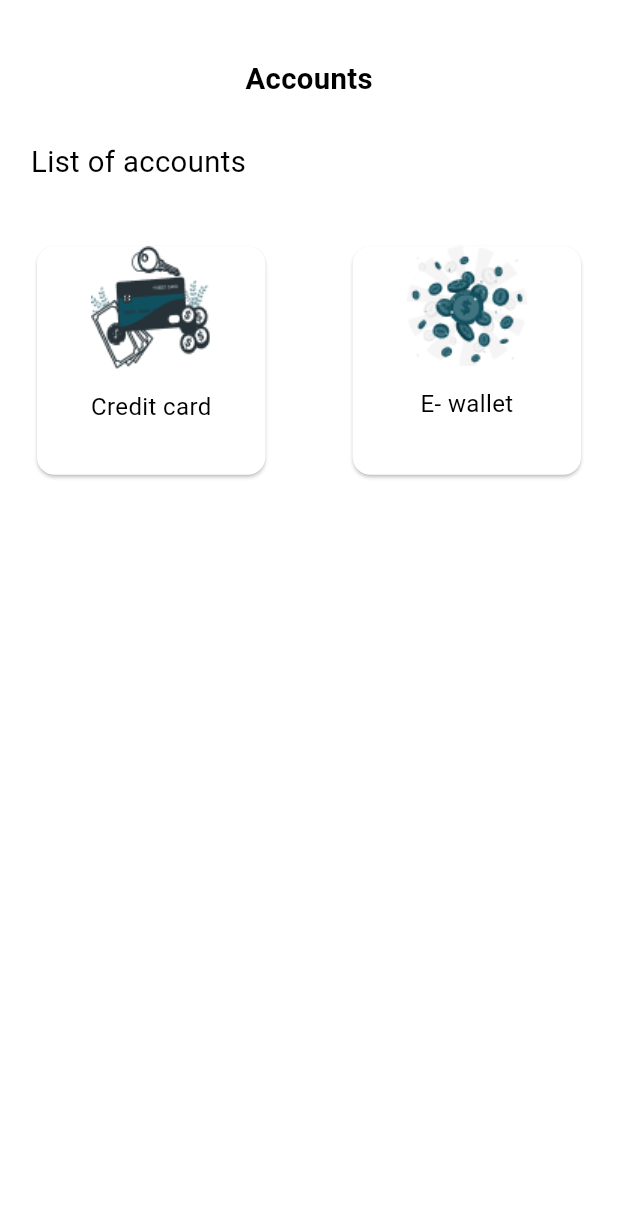
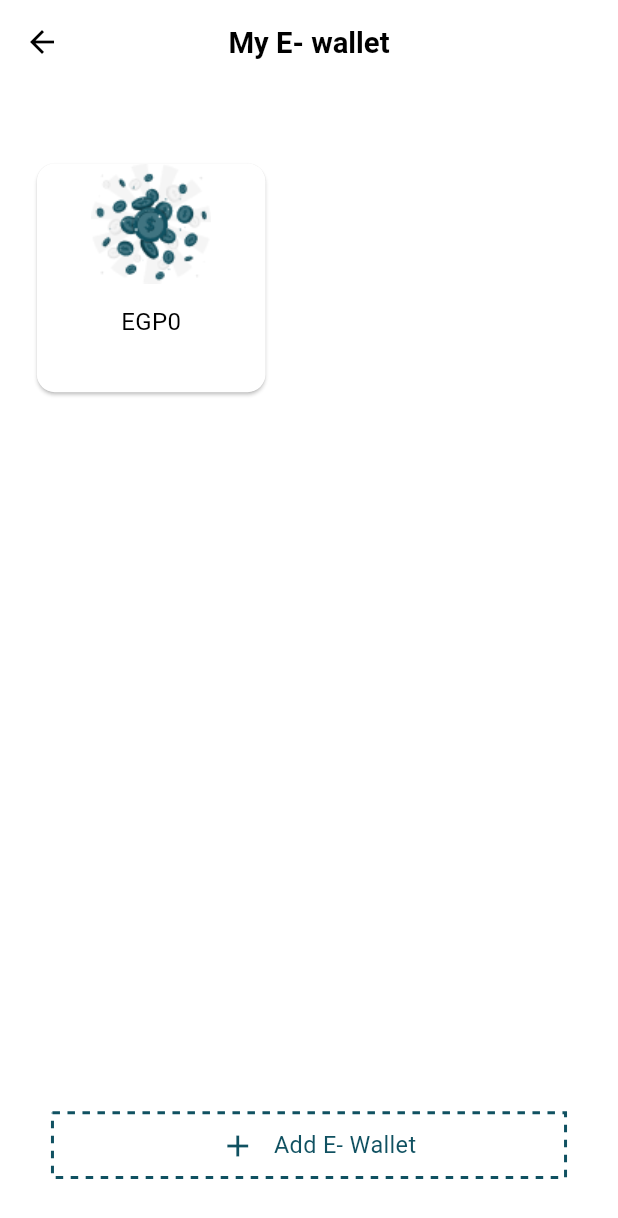
Before and after one commit to wealthwiseteam/wealth-wise-app, a Flutter app: the screen it shows after launch, on a phone screen of 412 x 824 dp. Shown: the top 1218 px of the screen. Run offline on Flutter 3.47's test engine with Material 2 defaults, Android fonts, the phone set to English and light mode, and no system bars; drawn by our look-alikes of dotted_border; our stand-ins replace another_flushbar, dio, equatable, flutter_screenutil, flutter_svg, internet_connection_checker.

Commit message:
feat:build my e-wallet ui

```diff
--- a/lib/main.dart
+++ b/lib/main.dart
@@ -7,7 +7,8 @@ import 'package:wealth_wise/view/pages/auth/login/logIn_page.dart';
 
 import 'resources/localization/generated/l10n.dart';
 import 'resources/router/app_router.dart';
-import 'view/pages/accounts/accounts_page.dart';
+import 'view/pages/accounts/accounts/accounts_page.dart';
+import 'view/pages/accounts/e-wallet/e_wallet_page.dart';
 import 'view/pages/auth/congrats/congrats_page.dart';
 import 'view/pages/auth/create_new_password/create_new_password.dart';
 import 'view/pages/auth/face_id/face_id_page.dart';
@@ -47,7 +48,7 @@ class MyApp extends StatelessWidget {
             physics: const BouncingScrollPhysics(),
           ),
           onGenerateRoute: RouteGenerate.getRoute,
-          home: AcountsPage(),
+          home: EWalletPage(),
         );
       },
     );
--- a/lib/resources/localization/l10n/intl_en.arb
+++ b/lib/resources/localization/l10n/intl_en.arb
@@ -135,8 +135,8 @@
     "enterAmount": "Enter amount",
     "allCategories": "All Categories",
     "enterPeriod": "Enter period",
-    "chooseAccount": "Choose account"
-
-
-
+    "chooseAccount": "Choose account",
+    "_comment18_": "--------------------- accounts------------------------",
+    "myEwallet": "My E- wallet",
+    "addEwallet": "Add E- Wallet"
     }
--- /dev/null
+++ b/lib/view/pages/accounts/e-wallet/e_wallet_page.dart
@@ -0,0 +1,103 @@
+import 'package:dotted_border/dotted_border.dart';
+import 'package:flutter/material.dart';
+import 'package:flutter_screenutil/flutter_screenutil.dart';
+import 'package:wealth_wise/resources/extensions/extensions.dart';
+import 'package:wealth_wise/resources/styles/app_colors.dart';
+import 'package:wealth_wise/view/widgets/public_button.dart';
+
+import '../../../../../resources/constants/app_assets.dart';
+
+import '../../../../../resources/localization/generated/l10n.dart';
+
+import '../../../widgets/public_card.dart';
+import '../../../widgets/public_text.dart';
+
+class EWalletPage extends StatefulWidget {
+  const EWalletPage({super.key});
+
+  @override
+  State<EWalletPage> createState() => _EWalletPageState();
+}
+
+class _EWalletPageState extends State<EWalletPage> {
+  List<Widget> cards = [
+    PublicCard(imageUrl: AppAssets.eWallet, text: 'EGP0'),
+  ];
+
+  @override
+  Widget build(BuildContext context) {
+    return SafeArea(
+      child: Scaffold(
+        appBar: AppBar(
+          leading: IconButton(
+              icon: const Icon(Icons.arrow_back_outlined),
+              onPressed: () async {
+                // for closing keyboard before pop the page to avoid errors
+                FocusScope.of(context).unfocus();
+                await Future.delayed(const Duration(milliseconds: 10));
+                if (!mounted) return;
+                Navigator.pop(context);
+              }),
+          title: PublicText(
+              txt: S.of(context).myEwallet, size: 20.sp, fw: FontWeight.w700),
+          centerTitle: true,
+        ),
+        body: Padding(
+          padding: EdgeInsets.symmetric(vertical: 40.h, horizontal: 10.w),
+          child: Column(
+            children: [
+              Expanded(
+                child: GridView.count(
+                  crossAxisCount: 2,
+                  crossAxisSpacing: 30,
+                  mainAxisSpacing: 15,
+                  children: List.generate(
+                      cards.length,
+                      (index) => InkWell(
+                            onTap: () {},
+                            child: SizedBox(
+                              width: MediaQuery.of(context).size.width / 3,
+                              child: cards[index],
+                            ),
+                          )),
+                ),
+              ),
+              60.ph,
+              DottedBorder(
+                radius: const Radius.circular(10),
+                color: AppColors.mintGreen,
+                strokeWidth: 2,
+                dashPattern: const [
+                  5,
+                  5,
+                ],
+                child: Container(
+                  width: 320.w,
+                  height: 40.h,
+                  decoration: BoxDecoration(
+                    borderRadius: BorderRadius.circular(10),
+                  ),
+                  child: Row(
+                    mainAxisAlignment: MainAxisAlignment.center,
+                    children: [
+                      IconButton(
+                          onPressed: () {},
+                          icon: const Icon(
+                            Icons.add,
+                            color: AppColors.mintGreen,
+                          )),
+                      PublicText(
+                        txt: S.of(context).addEwallet,
+                        color: AppColors.mintGreen,
+                      )
+                    ],
+                  ),
+                ),
+              )
+            ],
+          ),
+        ),
+      ),
+    );
+  }
+}
--- a/pubspec.yaml
+++ b/pubspec.yaml
@@ -20,6 +20,7 @@ dependencies:
   modal_progress_hud_nsn: ^0.4.0
   syncfusion_flutter_charts: ^22.2.10
   otp_text_field: ^1.1.3
+  dotted_border: ^2.0.0+3
 
   # State Management
   bloc: ^8.1.2
```
Also changed, not shown: lib/view/pages/accounts/accounts/accounts_page.dart (renamed from lib/view/pages/accounts/accounts_page.dart, +4 -4 lines), lib/resources/localization/generated/intl/messages_en.dart, lib/resources/localization/generated/l10n.dart, pubspec.lock.
